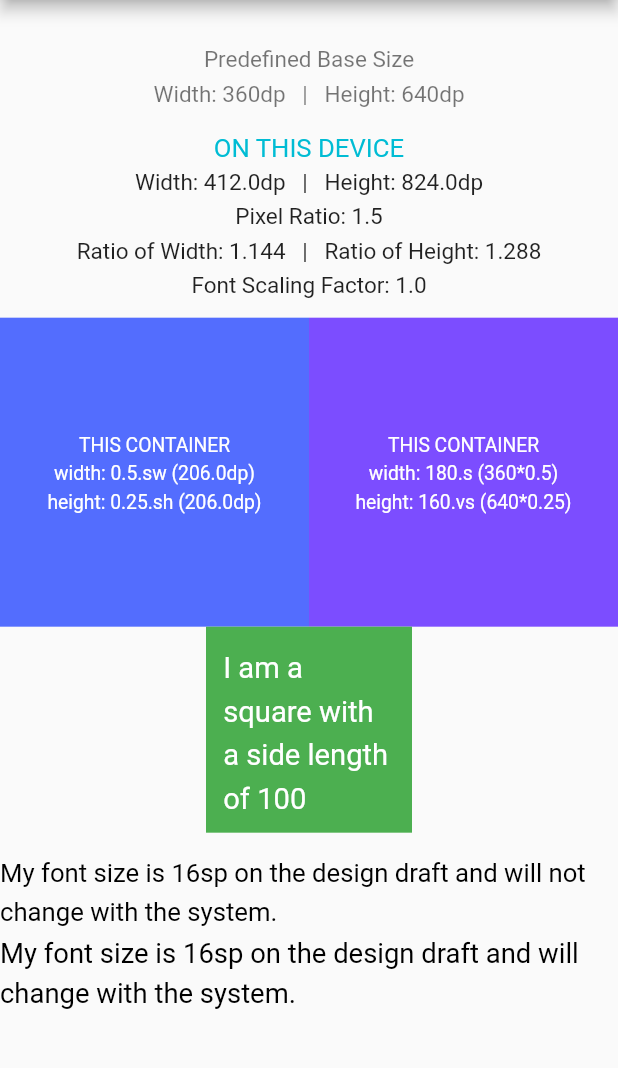
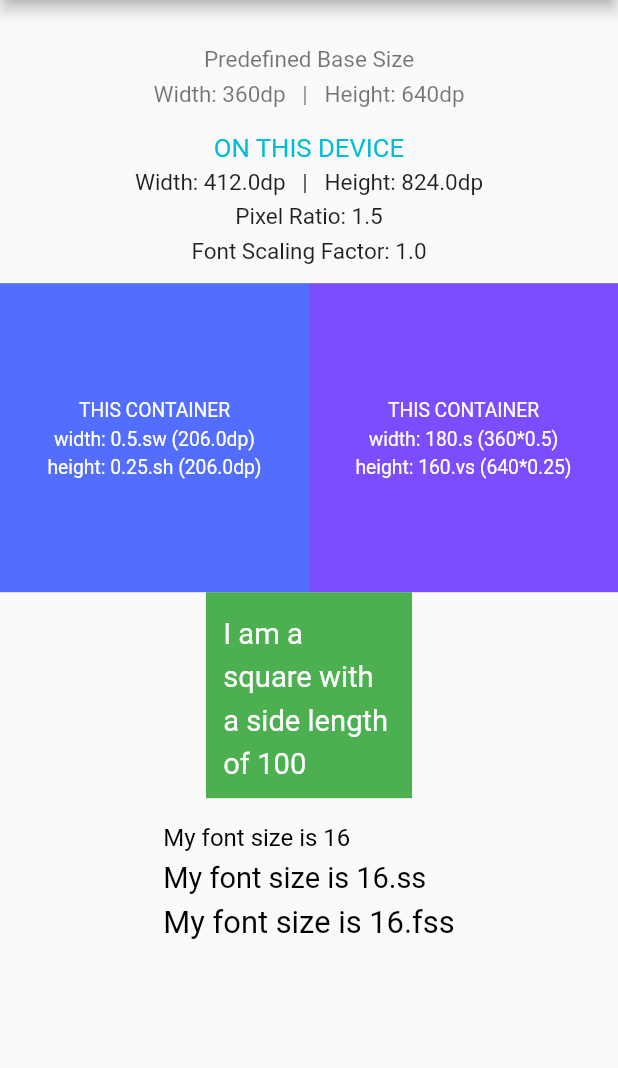
Before and after one commit to liontude/sizing, a Flutter app: the screen it shows after launch, on a phone screen of 412 x 824 dp, the part 84-1152 px from its top. Run offline on Flutter 3.47's test engine with Material 2 defaults, Android fonts, the phone set to English and light mode, and no system bars.

Commit message:
some detail

```diff
--- a/example/lib/main.dart
+++ b/example/lib/main.dart
@@ -12,7 +12,7 @@ class MyApp extends StatelessWidget {
   @override
   Widget build(BuildContext context) {
     return SizingBuilder(
-      systemFontScale: true,
+      systemFontScale: false,
       builder: () => MaterialApp(
         debugShowCheckedModeBanner: false,
         title: 'Sizing',
@@ -92,7 +92,7 @@ class _MyHomePageState extends State<MyHomePage> {
                     textAlign: TextAlign.center,
                   ),
                   Text(
-                    'Pixel Ratio: ${MediaQuery.of(context).devicePixelRatio}\nRatio of Width: ${num.parse(1.s.toStringAsFixed(3))}   |   Ratio of Height: ${num.parse(1.vs.toStringAsFixed(3))}',
+                    'Pixel Ratio: ${MediaQuery.of(context).devicePixelRatio}',
                     textAlign: TextAlign.center,
                   ),
                   Text(
@@ -183,18 +183,28 @@ class _MyHomePageState extends State<MyHomePage> {
               crossAxisAlignment: CrossAxisAlignment.start,
               children: <Widget>[
                 Text(
-                  'My font size is 16sp on the design draft and will not change with the system.',
+                  'My font size is 16',
                   style: TextStyle(
                     color: Colors.black,
-                    fontSize: 16.ss,
+                    fontSize: 16,
                   ),
                 ),
                 Text(
-                  'My font size is 16sp on the design draft and will change with the system.',
+                  'My font size is 16.ss',
                   style: TextStyle(
                     color: Colors.black,
-                    fontSize: 16.fss,
+                    fontSize: 18.ss,
                   ),
+                ),
+                Text(
+                  'My font size is 16.fss',
+                  style: TextStyle(
+                    color: Colors.black,
+                    fontSize: 18.fss,
+                  ),
+                ),
+                SizedBox(
+                  height: 10.vs,
                 ),
               ],
             )
--- a/lib/sizing.dart
+++ b/lib/sizing.dart
@@ -39,20 +39,23 @@ class Sizing {
   }
 
   double scale(num size) {
-    return Sizing.instance._screenSize.width /
-        Sizing.defaultScreenSize.width *
-        size;
+    return Sizing.instance._screenSize.width / Sizing.defaultScreenSize.width * size;
   }
 
   double verticalScale(num size) {
-    return Sizing.instance._screenSize.height /
-        Sizing.defaultScreenSize.height *
-        size;
+    return Sizing.instance._screenSize.height / Sizing.defaultScreenSize.height * size;
   }
 
   double smartScale(num size, [double factor = 0.5]) {
     return size + (scale(size) - size) * factor;
   }
+
+/*  double fontSmartScale(num size, [double factor = 0.5]) {
+    if (_systemFontScale) {
+      return size + (scale(size) - size) * factor * _textScaleFactor;
+    }
+    return size + (scale(size) - size) * factor;
+  }*/
 
   double fontSmartScale(num size, [double factor = 0.5]) {
     if (_systemFontScale) {
@@ -65,7 +68,7 @@ class Sizing {
     return _screenSize.width * size;
   }
 
-  double screenHeighth(num size) {
+  double screenHeight(num size) {
     return _screenSize.height * size;
   }
 
--- a/lib/sizing_extension.dart
+++ b/lib/sizing_extension.dart
@@ -6,6 +6,6 @@ extension SizingExtension on num {
   double get ss => Sizing.instance.smartScale(this);
   double get fss => Sizing.instance.fontSmartScale(this);
   double get sw => Sizing.instance.screenWidth(this);
-  double get sh => Sizing.instance.screenHeighth(this);
+  double get sh => Sizing.instance.screenHeight(this);
   double get r => Sizing.instance.radius(this);
 }
```
